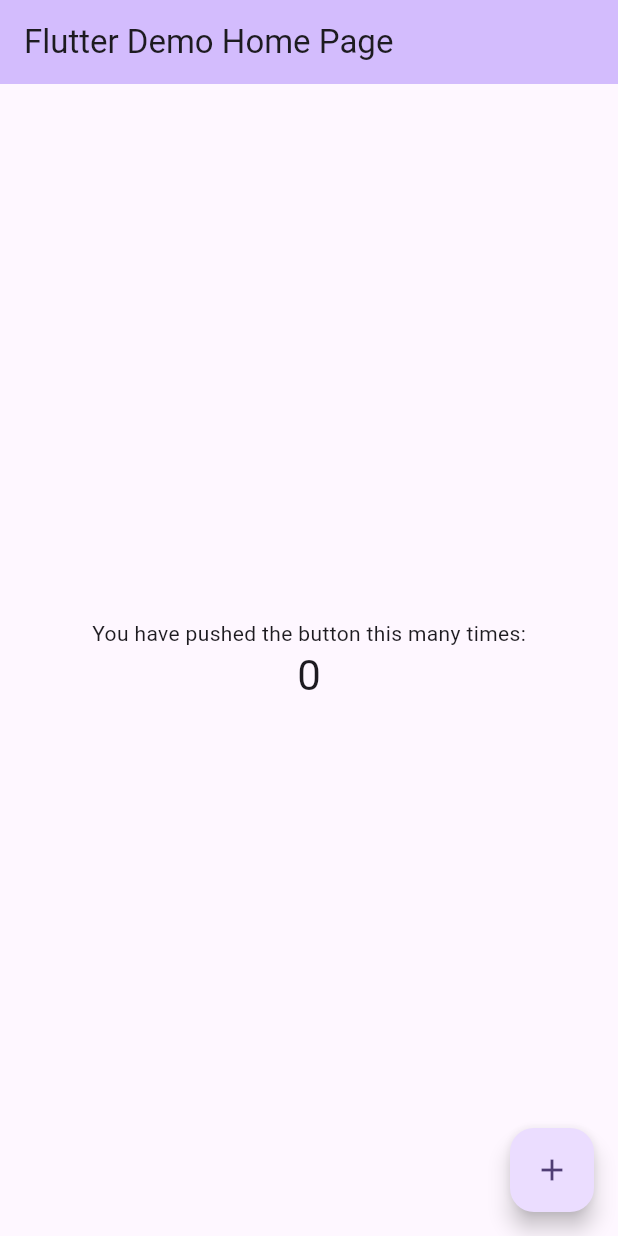
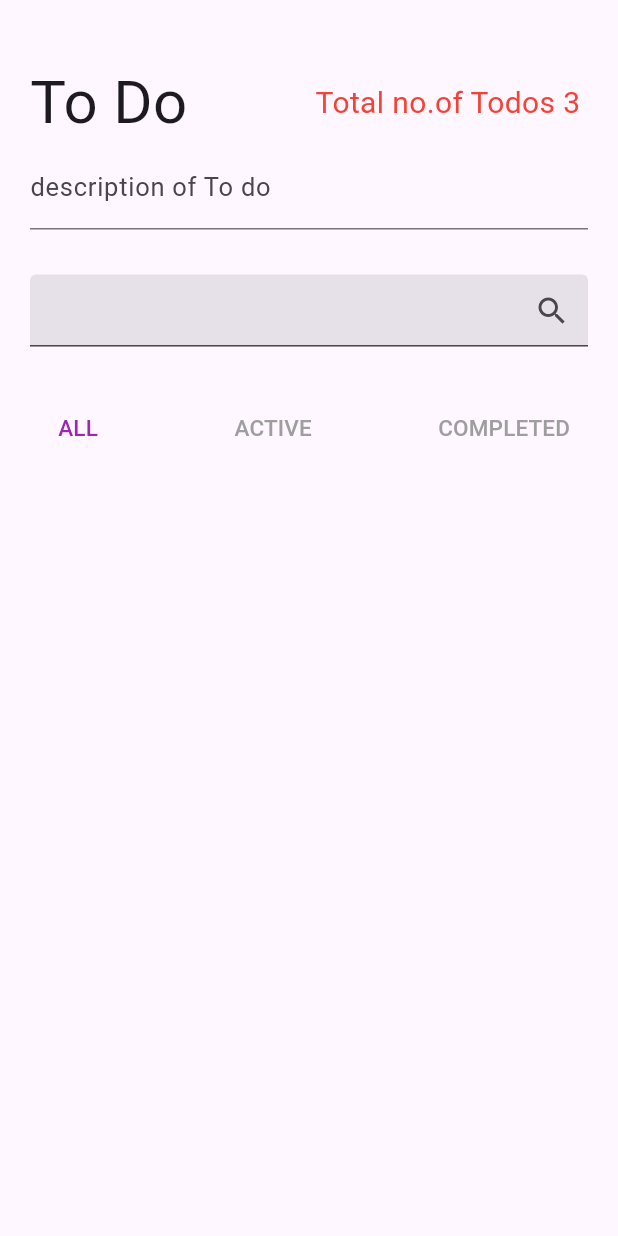
Before and after one commit to amruta123-dowell/to_do_cubit_blocListeners, a Flutter app: the screen it shows after launch, on a phone screen of 412 x 824 dp. Run offline on Flutter 3.47's test engine with Material 3 defaults, Android fonts, the phone set to English and light mode, and no system bars; our stand-ins replace bloc, equatable, flutter_bloc.

Commit message:
Completed showing To do page with counts and filter status buttons

```diff
--- /dev/null
+++ b/lib/cubits/filterCubit/to_do_filter_cubit.dart
@@ -0,0 +1,14 @@
+import 'package:bloc/bloc.dart';
+import 'package:equatable/equatable.dart';
+
+import '../../models/to_do_model.dart';
+
+part 'to_do_filter_state.dart';
+
+class ToDoFilterCubit extends Cubit<ToDoFilterState> {
+  ToDoFilterCubit() : super(ToDoFilterState.initialState());
+
+  void changeFilter(Filter newFilter) {
+    emit(state.copyWith(filter: newFilter));
+  }
+}
--- /dev/null
+++ b/lib/cubits/filterCubit/to_do_filter_state.dart
@@ -0,0 +1,17 @@
+part of 'to_do_filter_cubit.dart';
+
+class ToDoFilterState extends Equatable {
+  final Filter filterState;
+  const ToDoFilterState({required this.filterState});
+
+  @override
+  List<Object> get props => [filterState];
+
+  factory ToDoFilterState.initialState() {
+    return const ToDoFilterState(filterState: Filter.all);
+  }
+
+  ToDoFilterState copyWith({Filter? filter}) {
+    return ToDoFilterState(filterState: filter ?? filterState);
+  }
+}
--- /dev/null
+++ b/lib/cubits/search_cubit/to_do_search_cubit.dart
@@ -0,0 +1,12 @@
+import 'package:bloc/bloc.dart';
+import 'package:equatable/equatable.dart';
+
+part 'to_do_search_state.dart';
+
+class ToDoSearchCubit extends Cubit<ToDoSearchState> {
+  ToDoSearchCubit() : super(ToDoSearchState.initialState());
+
+  void searchNewItem(String? searchItem) {
+    emit(state.copyWith(searchingString: searchItem??''));
+  }
+}
--- /dev/null
+++ b/lib/cubits/search_cubit/to_do_search_state.dart
@@ -0,0 +1,21 @@
+part of 'to_do_search_cubit.dart';
+
+class ToDoSearchState extends Equatable {
+  final String searchItem;
+  const ToDoSearchState({required this.searchItem});
+
+  @override
+  List<Object> get props => [searchItem];
+  @override
+  String toString() {
+    return "searching item string ---> $searchItem";
+  }
+
+  ToDoSearchState copyWith({String? searchingString}) {
+    return ToDoSearchState(searchItem: searchingString ?? searchItem);
+  }
+
+  factory ToDoSearchState.initialState() {
+    return const ToDoSearchState(searchItem: '');
+  }
+}
--- /dev/null
+++ b/lib/cubits/toDo filter list/to_do_filter_list_cubit.dart
@@ -0,0 +1,69 @@
+import 'dart:async';
+
+import 'package:bloc/bloc.dart';
+import 'package:equatable/equatable.dart';
+import 'package:to_do_app/cubits/filterCubit/to_do_filter_cubit.dart';
+import 'package:to_do_app/cubits/search_cubit/to_do_search_cubit.dart';
+import 'package:to_do_app/cubits/todo%20list%20cubit/todo_cubit.dart';
+
+import '../../models/to_do_model.dart';
+
+part 'to_do_filter_list_state.dart';
+
+class ToDoFilterListCubit extends Cubit<ToDoFilterListState> {
+  late StreamSubscription searchListSubscription;
+  late StreamSubscription filteredTodoSubscription;
+  late StreamSubscription filterSubscription;
+
+  final TodoListCubit todoListCubit;
+  final ToDoFilterCubit filterCubit;
+  final ToDoSearchCubit toDoSearchCubit;
+  ToDoFilterListCubit({
+    required this.todoListCubit,
+    required this.filterCubit,
+    required this.toDoSearchCubit,
+  }) : super(ToDoFilterListState.initial()) {
+    filterSubscription = todoListCubit.stream.listen((event) {});
+    filteredTodoSubscription = filterCubit.stream.listen((event) {});
+    searchListSubscription = toDoSearchCubit.stream.listen((event) {});
+  }
+
+  void setTodoList() {
+    List<ToDoModel> _filteredToDo;
+    switch (filterCubit.state.filterState) {
+      case Filter.active:
+        _filteredToDo = todoListCubit.state.todoList
+            .where((element) => !element.isCompleted)
+            .toList();
+        break;
+      case Filter.completed:
+        _filteredToDo = todoListCubit.state.todoList
+            .where((element) => element.isCompleted)
+            .toList();
+        break;
+
+      case Filter.all:
+        // default:
+        _filteredToDo = todoListCubit.state.todoList;
+        break;
+    }
+
+    if (toDoSearchCubit.state.searchItem.isNotEmpty) {
+      _filteredToDo = todoListCubit.state.todoList.where((element) {
+        return element.description
+            .toLowerCase()
+            .contains(toDoSearchCubit.state.searchItem);
+      }).toList();
+    }
+
+    emit(state.copyWith(_filteredToDo));
+  }
+
+  @override
+  Future<void> close() {
+    searchListSubscription.cancel();
+    filteredTodoSubscription.cancel();
+    filterSubscription.cancel();
+    return super.close();
+  }
+}
--- /dev/null
+++ b/lib/cubits/toDo filter list/to_do_filter_list_state.dart
@@ -0,0 +1,17 @@
+part of 'to_do_filter_list_cubit.dart';
+
+class ToDoFilterListState extends Equatable {
+  final List<ToDoModel> todoFilteredList;
+  const ToDoFilterListState({required this.todoFilteredList});
+
+  @override
+  List<Object> get props => [todoFilteredList];
+
+  ToDoFilterListState copyWith(List<ToDoModel> todoFilterList) {
+    return ToDoFilterListState(todoFilteredList: todoFilterList);
+  }
+
+  factory ToDoFilterListState.initial() {
+    return const ToDoFilterListState(todoFilteredList: []);
+  }
+}
--- /dev/null
+++ b/lib/cubits/todo list cubit/todo_state.dart
@@ -0,0 +1,20 @@
+part of 'todo_cubit.dart';
+
+class TodoListState extends Equatable {
+  final List<ToDoModel> todoList;
+  const TodoListState({required this.todoList});
+
+  @override
+  List<Object> get props => [todoList];
+
+  factory TodoListState.initialState() {
+    return TodoListState(todoList: [
+      ToDoModel(id: "1", description: "Washing clothes"),
+      ToDoModel(id: "2", description: "Studying"),
+      ToDoModel(id: "3", description: "Cleaning room"),
+    ]);
+  }
+  TodoListState copyWith(List<ToDoModel> listTodo) {
+    return TodoListState(todoList:listTodo);
+  }
+}
--- /dev/null
+++ b/lib/cubits/todoCount/to_do_count_cubit.dart
@@ -0,0 +1,32 @@
+import 'dart:async';
+
+import 'package:bloc/bloc.dart';
+import 'package:equatable/equatable.dart';
+
+import '../todo list cubit/todo_cubit.dart';
+
+part 'to_do_count_state.dart';
+
+class TodoCountCubit extends Cubit<TodoCountState> {
+  final TodoListCubit todoListCubit;
+  late final StreamSubscription todoListSubscription;
+
+  /// to get the initial count of toDo list
+  final int todoInitialCount;
+  TodoCountCubit({required this.todoListCubit, required this.todoInitialCount})
+      : super(TodoCountState(todoCount: todoInitialCount)) {
+    todoListSubscription =
+        todoListCubit.stream.listen((TodoListState todoListState) {
+      final currentActiveTodoCount = todoListState.todoList
+          .where((element) => !element.isCompleted)
+          .toList()
+          .length;
+      emit(state.copyWith(currentActiveTodoCount));
+    });
+  }
+  @override
+  Future<void> close() {
+    todoListSubscription.cancel();
+    return super.close();
+  }
+}
--- /dev/null
+++ b/lib/cubits/todoCount/to_do_count_state.dart
@@ -0,0 +1,21 @@
+part of 'to_do_count_cubit.dart';
+
+class TodoCountState extends Equatable {
+  final int todoCount;
+  const TodoCountState({required this.todoCount});
+
+  @override
+  List<Object> get props => [todoCount];
+
+  @override
+  String toString() {
+    return "To do count: $todoCount";
+  }
+
+  factory TodoCountState.initialState(int count) {
+    return  TodoCountState(todoCount: count);
+  }
+  TodoCountState copyWith(int countVal) {
+    return TodoCountState(todoCount: countVal);
+  }
+}
--- a/lib/main.dart
+++ b/lib/main.dart
@@ -1,125 +1,43 @@
 import 'package:flutter/material.dart';
+import 'package:flutter_bloc/flutter_bloc.dart';
+import 'package:to_do_app/cubits/filterCubit/to_do_filter_cubit.dart';
+import 'package:to_do_app/cubits/search_cubit/to_do_search_cubit.dart';
+import 'package:to_do_app/cubits/toDo%20filter%20list/to_do_filter_list_cubit.dart';
+import 'package:to_do_app/cubits/todoCount/to_do_count_cubit.dart';
+import 'package:to_do_app/ui/to_do_page.dart';
+
+import 'cubits/todo list cubit/todo_cubit.dart';
 
 void main() {
-  runApp(const MyApp());
+  runApp(MyApp());
 }
 
 class MyApp extends StatelessWidget {
   const MyApp({super.key});
 
-  // This widget is the root of your application.
   @override
   Widget build(BuildContext context) {
-    return MaterialApp(
-      title: 'Flutter Demo',
-      theme: ThemeData(
-        // This is the theme of your application.
-        //
-        // TRY THIS: Try running your application with "flutter run". You'll see
-        // the application has a purple toolbar. Then, without quitting the app,
-        // try changing the seedColor in the colorScheme below to Colors.green
-        // and then invoke "hot reload" (save your changes or press the "hot
-        // reload" button in a Flutter-supported IDE, or press "r" if you used
-        // the command line to start the app).
-        //
-        // Notice that the counter didn't reset back to zero; the application
-        // state is not lost during the reload. To reset the state, use hot
-        // restart instead.
-        //
-        // This works for code too, not just values: Most code changes can be
-        // tested with just a hot reload.
-        colorScheme: ColorScheme.fromSeed(seedColor: Colors.deepPurple),
-        useMaterial3: true,
+    return MultiBlocProvider(
+      providers: [
+        BlocProvider<ToDoFilterCubit>(create: (context) => ToDoFilterCubit()),
+        BlocProvider<ToDoSearchCubit>(create: (context) => ToDoSearchCubit()),
+        BlocProvider<TodoListCubit>(create: (context) => TodoListCubit()),
+        BlocProvider<TodoCountCubit>(
+            create: (context) => TodoCountCubit(
+                todoInitialCount:
+                    context.read<TodoListCubit>().state.todoList.length,
+                todoListCubit: BlocProvider.of<TodoListCubit>(context))),
+        BlocProvider<ToDoFilterListCubit>(
+            create: (context) => ToDoFilterListCubit(
+                filterCubit: BlocProvider.of<ToDoFilterCubit>(context),
+                todoListCubit: BlocProvider.of<TodoListCubit>(context),
+                toDoSearchCubit: BlocProvider.of<ToDoSearchCubit>(context)))
+      ],
+      child: MaterialApp(
+        title: "TODO",
+        theme: ThemeData(primarySwatch: Colors.amber),
+        home: const ToDoPage(),
       ),
-      home: const MyHomePage(title: 'Flutter Demo Home Page'),
     );
   }
 }
-
-class MyHomePage extends StatefulWidget {
-  const MyHomePage({super.key, required this.title});
-
-  // This widget is the home page of your application. It is stateful, meaning
-  // that it has a State object (defined below) that contains fields that affect
-  // how it looks.
-
-  // This class is the configuration for the state. It holds the values (in this
-  // case the title) provided by the parent (in this case the App widget) and
-  // used by the build method of the State. Fields in a Widget subclass are
-  // always marked "final".
-
-  final String title;
-
-  @override
-  State<MyHomePage> createState() => _MyHomePageState();
-}
-
-class _MyHomePageState extends State<MyHomePage> {
-  int _counter = 0;
-
-  void _incrementCounter() {
-    setState(() {
-      // This call to setState tells the Flutter framework that something has
-      // changed in this State, which causes it to rerun the build method below
-      // so that the display can reflect the updated values. If we changed
-      // _counter without calling setState(), then the build method would not be
-      // called again, and so nothing would appear to happen.
-      _counter++;
-    });
-  }
-
-  @override
-  Widget build(BuildContext context) {
-    // This method is rerun every time setState is called, for instance as done
-    // by the _incrementCounter method above.
-    //
-    // The Flutter framework has been optimized to make rerunning build methods
-    // fast, so that you can just rebuild anything that needs updating rather
-    // than having to individually change instances of widgets.
-    return Scaffold(
-      appBar: AppBar(
-        // TRY THIS: Try changing the color here to a specific color (to
-        // Colors.amber, perhaps?) and trigger a hot reload to see the AppBar
-        // change color while the other colors stay the same.
-        backgroundColor: Theme.of(context).colorScheme.inversePrimary,
-        // Here we take the value from the MyHomePage object that was created by
-        // the App.build method, and use it to set our appbar title.
-        title: Text(widget.title),
-      ),
-      body: Center(
-        // Center is a layout widget. It takes a single child and positions it
-        // in the middle of the parent.
-        child: Column(
-          // Column is also a layout widget. It takes a list of children and
-          // arranges them vertically. By default, it sizes itself to fit its
-          // children horizontally, and tries to be as tall as its parent.
-          //
-          // Column has various properties to control how it sizes itself and
-          // how it positions its children. Here we use mainAxisAlignment to
-          // center the children vertically; the main axis here is the vertical
-          // axis because Columns are vertical (the cross axis would be
-          // horizontal).
-          //
-          // TRY THIS: Invoke "debug painting" (choose the "Toggle Debug Paint"
-          // action in the IDE, or press "p" in the console), to see the
-          // wireframe for each widget.
-          mainAxisAlignment: MainAxisAlignment.center,
-          children: <Widget>[
-            const Text(
-              'You have pushed the button this many times:',
-            ),
-            Text(
-              '$_counter',
-              style: Theme.of(context).textTheme.headlineMedium,
-            ),
-          ],
-        ),
-      ),
-      floatingActionButton: FloatingActionButton(
-        onPressed: _incrementCounter,
-        tooltip: 'Increment',
-        child: const Icon(Icons.add),
-      ), // This trailing comma makes auto-formatting nicer for build methods.
-    );
-  }
-}
--- /dev/null
+++ b/lib/models/to_do_model.dart
@@ -0,0 +1,23 @@
+import 'package:equatable/equatable.dart';
+import 'package:uuid/uuid.dart';
+
+enum Filter { all, active, completed }
+
+///UUID
+Uuid uuid = const Uuid();
+
+class ToDoModel extends Equatable {
+  final String id;
+  final String description;
+  final bool isCompleted;
+
+  ToDoModel({String? id, required this.description, this.isCompleted = false})
+      : id = id ?? uuid.v4();
+
+  @override
+  List<Object?> get props => [id, description, isCompleted];
+
+  @override
+  String toString() =>
+      "id:$id     description:$description  isCompleted: $isCompleted";
+}
--- /dev/null
+++ b/lib/ui/to_do_page.dart
@@ -0,0 +1,153 @@
+import 'package:flutter/material.dart';
+import 'package:flutter_bloc/flutter_bloc.dart';
+import 'package:to_do_app/cubits/filterCubit/to_do_filter_cubit.dart';
+import 'package:to_do_app/cubits/search_cubit/to_do_search_cubit.dart';
+import 'package:to_do_app/cubits/todo%20list%20cubit/todo_cubit.dart';
+import 'package:to_do_app/cubits/todoCount/to_do_count_cubit.dart';
+
+import '../models/to_do_model.dart';
+
+class ToDoPage extends StatelessWidget {
+  const ToDoPage({super.key});
+
+  @override
+  Widget build(BuildContext context) {
+    return Scaffold(
+        body: SafeArea(
+      child: Padding(
+        padding: EdgeInsets.symmetric(horizontal: 20, vertical: 40),
+        child: SingleChildScrollView(
+          child: Column(
+            mainAxisAlignment: MainAxisAlignment.start,
+            children: [
+              HeaderWidget(),
+              CreateTodoWidget(),
+              const SizedBox(
+                height: 30,
+              ),
+              SearchAndFilterButtonWidget()
+            ],
+          ),
+        ),
+      ),
+    ));
+  }
+}
+
+class HeaderWidget extends StatelessWidget {
+  const HeaderWidget({super.key});
+
+  @override
+  Widget build(BuildContext context) {
+    return Row(
+      mainAxisAlignment: MainAxisAlignment.spaceBetween,
+      children: [
+        const Text(
+          "To Do",
+          style: TextStyle(fontSize: 40),
+        ),
+        BlocBuilder<TodoCountCubit, TodoCountState>(builder: (context, state) {
+          return Text(
+            "Total no.of Todos ${state.todoCount} ",
+            style: const TextStyle(fontSize: 20, color: Colors.red),
+          );
+        }),
+        // Text(
+        //   "Total no.of Todos ${context.watch<TodoCountCubit>().state.todoCount} ",
+        //   style: const TextStyle(fontSize: 20, color: Colors.red),
+        // )
+      ],
+    );
+  }
+}
+
+class CreateTodoWidget extends StatefulWidget {
+  const CreateTodoWidget({super.key});
+
+  @override
+  State<CreateTodoWidget> createState() => _CreateTodoWidgetState();
+}
+
+class _CreateTodoWidgetState extends State<CreateTodoWidget> {
+  TextEditingController todoTextController = TextEditingController();
+
+  @override
+  Widget build(BuildContext context) {
+    return TextFormField(
+      controller: todoTextController,
+      decoration: const InputDecoration(
+        label: Text("description of To do", style: TextStyle(fontSize: 17)),
+      ),
+      onFieldSubmitted: (value) {
+        if (value.isNotEmpty) {
+          context.read<TodoListCubit>().addItemTodoList(value);
+          todoTextController.clear();
+        }
+      },
+    );
+  }
+}
+
+class SearchAndFilterButtonWidget extends StatefulWidget {
+  const SearchAndFilterButtonWidget({super.key});
+
+  @override
+  State<SearchAndFilterButtonWidget> createState() =>
+      _SearchAndFilterButtonWidgetState();
+}
+
+class _SearchAndFilterButtonWidgetState
+    extends State<SearchAndFilterButtonWidget> {
+  TextEditingController searchController = TextEditingController();
+  @override
+  Widget build(BuildContext context) {
+    return Column(
+      children: [
+        TextFormField(
+          controller: searchController,
+          decoration: const InputDecoration(
+              suffixIcon: Icon(Icons.search), filled: true),
+          onChanged: (String? value) {
+            if (value != null && value.isNotEmpty) {
+              context.read<ToDoSearchCubit>().searchNewItem(value);
+            }
+          },
+        ),
+        const SizedBox(
+          height: 30,
+        ),
+        Row(
+          mainAxisAlignment: MainAxisAlignment.spaceBetween,
+          children: [
+            filterButton(context, Filter.all),
+            filterButton(context, Filter.active),
+            filterButton(context, Filter.completed)
+          ],
+        )
+      ],
+    );
+  }
+}
+
+Widget filterButton(BuildContext context, Filter filterState) {
+  return TextButton(
+      onPressed: () {
+        context.read<ToDoFilterCubit>().changeFilter(filterState);
+      },
+      child: Text(
+        filterState == Filter.all
+            ? "ALL"
+            : filterState == Filter.active
+                ? "ACTIVE"
+                : "COMPLETED",
+        style: TextStyle(fontSize: 15, color: getColor(context, filterState)),
+      ));
+}
+
+MaterialColor getColor(BuildContext context, Filter filter) {
+  var filterState = context.watch<ToDoFilterCubit>().state.filterState;
+  if (filterState == filter) {
+    return Colors.purple;
+  }
+  return Colors.grey;
+}
--- a/pubspec.yaml
+++ b/pubspec.yaml
@@ -37,6 +37,7 @@ dependencies:
   cupertino_icons: ^1.0.6
   uuid: ^4.3.3
   flutter_bloc: ^8.1.4
+  equatable: ^2.0.5
 
 dev_dependencies:
   flutter_test:
```
Also changed, not shown: lib/cubits/todo list cubit/todo_cubit.dart (added, +52 -0 lines), pubspec.lock.
